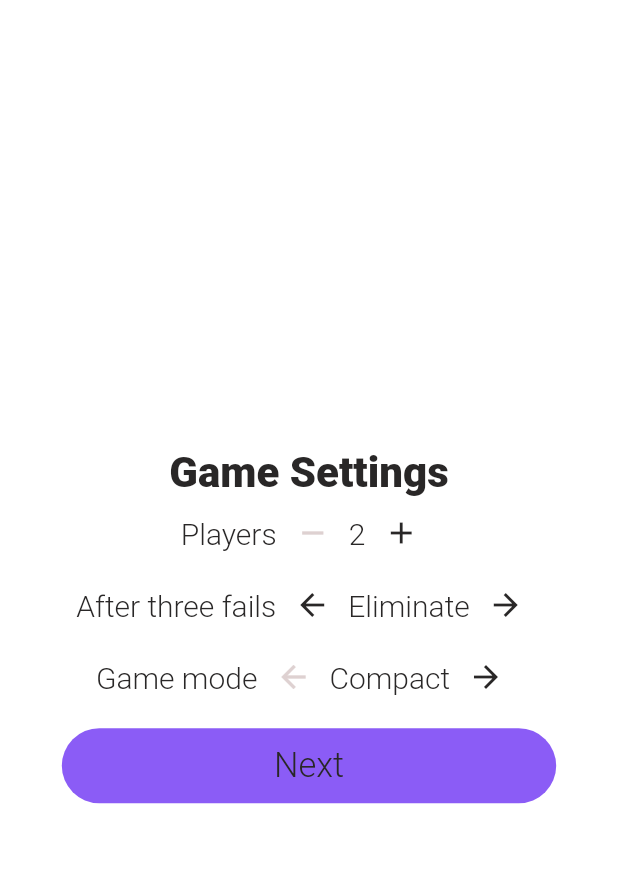
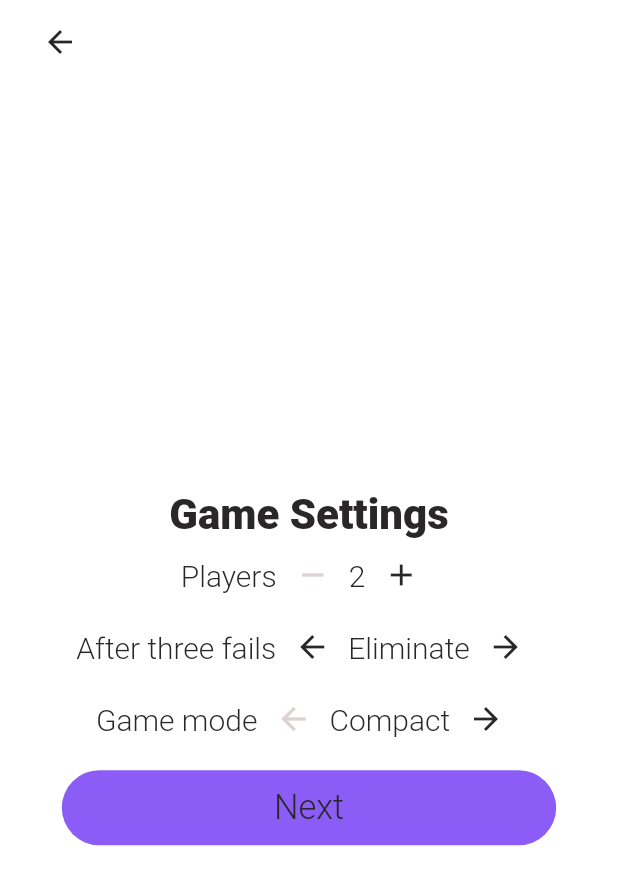
Before and after one commit to Vortezz/molkky-count, a Flutter app: the HomePage screen opened directly, after a tap on "Start a game", on a phone screen of 412 x 824 dp. Shown: the top 885 px of the screen. Run offline on Flutter 3.47's test engine with Material 2 defaults, Android fonts, the phone set to English and light mode, and no system bars; our stand-ins replace shared_preferences; accounts and stored records are empty.

Commit message:
feat: 1.0.3

```diff
--- a/lib/pages/game_settings.dart
+++ b/lib/pages/game_settings.dart
@@ -5,6 +5,7 @@ import 'package:molkkycount/class/game_settings.dart';
 import 'package:molkkycount/class/player.dart';
 import 'package:molkkycount/colors/colors_name.dart';
 import 'package:molkkycount/enums/three_fail_action.dart';
+import 'package:molkkycount/pages/home.dart';
 import 'package:molkkycount/pages/setup_players.dart';
 
 import '../translations/translations_key.dart';
@@ -36,6 +37,34 @@ class _MyHomePageState extends State<GameSettingsPage> {
     return Scaffold(
       backgroundColor: client.getColor(
         ColorName.background,
+      ),
+      appBar: AppBar(
+        backgroundColor: client.getColor(
+          ColorName.background,
+        ),
+        elevation: 0,
+        iconTheme: IconThemeData(
+          color: client.getColor(
+            ColorName.text1,
+          ),
+        ),
+        title: IconButton(
+          onPressed: () {
+            Navigator.pushAndRemoveUntil(
+              context,
+              MaterialPageRoute(
+                builder: (BuildContext context) => HomePage(
+                  client: client,
+                ),
+              ),
+              (route) => false,
+            );
+          },
+          icon: const Icon(
+            Icons.arrow_back,
+          ),
+          splashRadius: 20,
+        ),
       ),
       body: Center(
         child: Column(
@@ -274,13 +303,14 @@ class _MyHomePageState extends State<GameSettingsPage> {
                   );
                   client.game.players.addAll(List.filled(players, Player("")));
                   Navigator.pushAndRemoveUntil(
-                      context,
-                      MaterialPageRoute(
-                        builder: (BuildContext context) => SetupPlayersPage(
-                          client: client,
-                        ),
+                    context,
+                    MaterialPageRoute(
+                      builder: (BuildContext context) => SetupPlayersPage(
+                        client: client,
                       ),
-                      (route) => false);
+                    ),
+                    (route) => false,
+                  );
                 },
                 child: Text(
                   client.getTranslation(
--- a/lib/pages/home.dart
+++ b/lib/pages/home.dart
@@ -151,13 +151,14 @@ class _MyHomePageState extends State<HomePage> {
                 ),
                 onPressed: () {
                   Navigator.pushAndRemoveUntil(
-                      context,
-                      MaterialPageRoute(
-                        builder: (BuildContext context) => GameSettingsPage(
-                          client: client,
-                        ),
+                    context,
+                    MaterialPageRoute(
+                      builder: (BuildContext context) => GameSettingsPage(
+                        client: client,
                       ),
-                      (route) => false);
+                    ),
+                    (route) => false,
+                  );
                 },
                 child: Text(
                   client.getTranslation(
--- a/lib/translations/translations_key.dart
+++ b/lib/translations/translations_key.dart
@@ -25,5 +25,6 @@ enum TranslationKey {
   theme,
   system,
   darkTheme,
-  lightTheme, previous,
+  lightTheme,
+  previous,
 }
--- a/pubspec.yaml
+++ b/pubspec.yaml
@@ -1,7 +1,7 @@
 name: molkkycount
 description: Count Molkky is now a child game
 publish_to: 'none'
-version: 1.0.1+1
+version: 1.0.3
 
 environment:
   sdk: ">=3.0.0-290.3.beta <4.0.0"
```
Also changed, not shown: lib/pages/setup_players.dart (+29 -0 lines), 1 other file.
